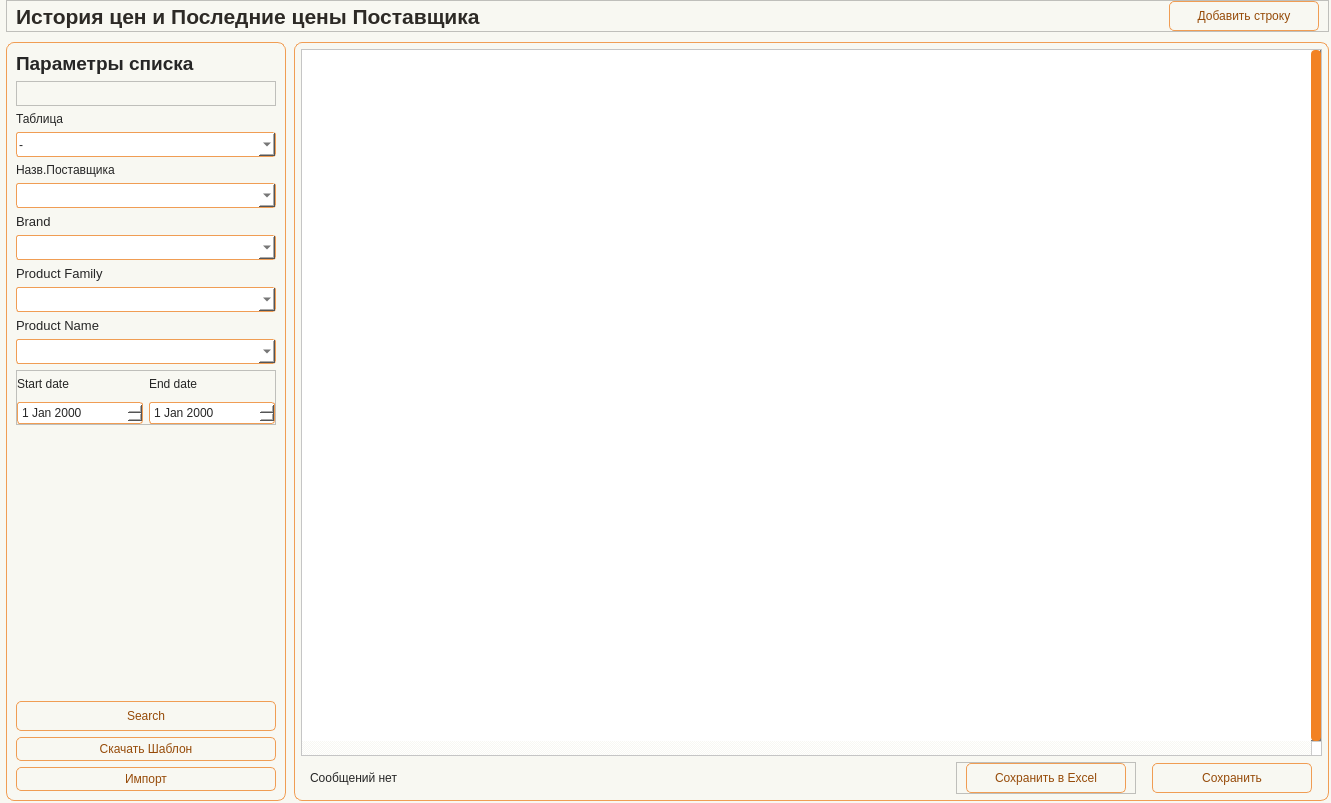
Old version of the form app/ui/windows/price_history.ui in the repository Masik84/Procurement_app.
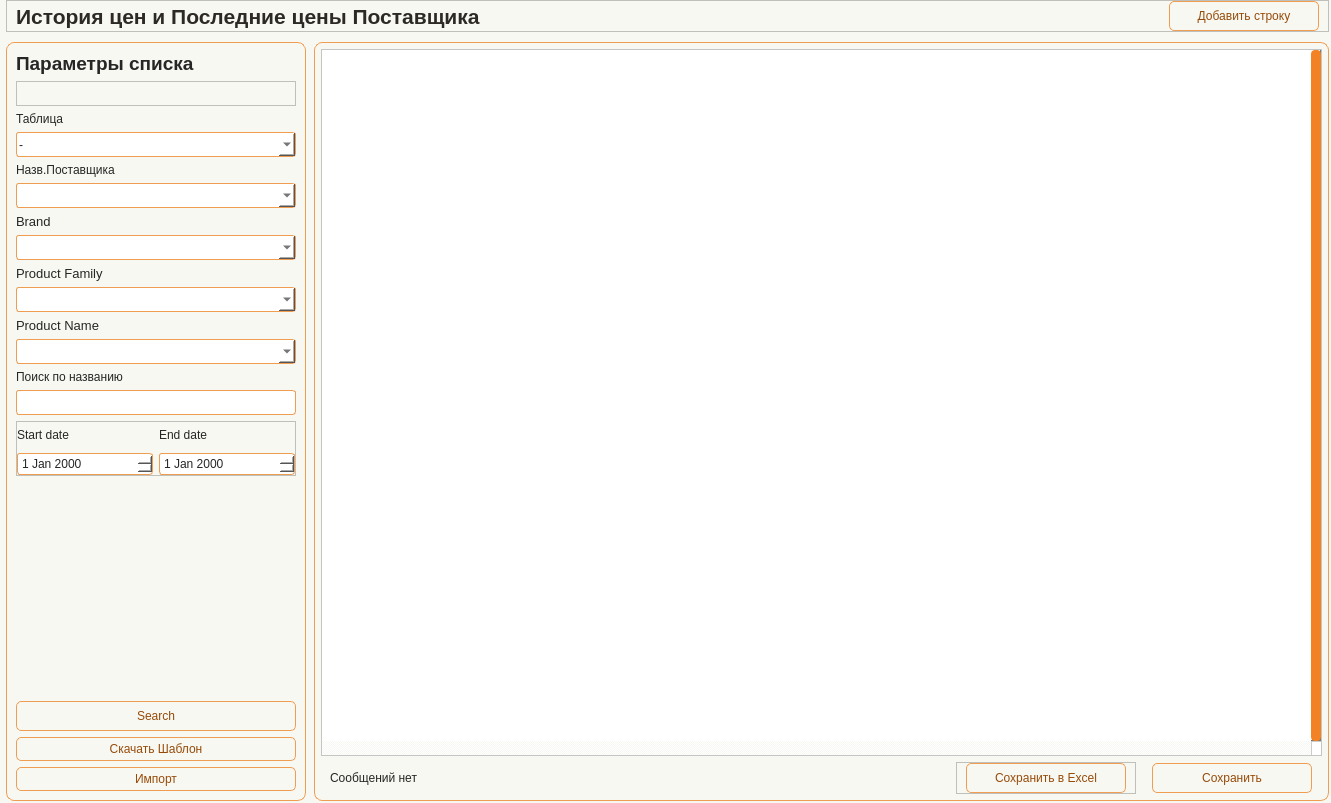
New version of the form. Icons and pictures are not drawn.

What changed in the file:
```diff
--- a/app/ui/windows/price_history.ui
+++ b/app/ui/windows/price_history.ui
@@ -490,6 +490,29 @@
               </property>
              </widget>
             </item>
+            <item>
+             <widget class="QLabel" name="label_8">
+              <property name="text">
+               <string>Поиск по названию</string>
+              </property>
+             </widget>
+            </item>
+            <item>
+             <widget class="QLineEdit" name="line_NameSearch">
+              <property name="minimumSize">
+               <size>
+                <width>0</width>
+                <height>25</height>
+               </size>
+              </property>
+              <property name="maximumSize">
+               <size>
+                <width>16777215</width>
+                <height>25</height>
+               </size>
+              </property>
+             </widget>
+            </item>
             <item>
              <widget class="QFrame" name="frame_7">
               <property name="minimumSize">
@@ -523,26 +546,26 @@
                <property name="bottomMargin">
                 <number>0</number>
                </property>
-               <item row="0" column="0">
-                <widget class="QLabel" name="label_6">
-                 <property name="text">
-                  <string>Start date</string>
-                 </property>
-                </widget>
-               </item>
-               <item row="0" column="1">
-                <widget class="QLabel" name="label_7">
-                 <property name="text">
-                  <string>End date</string>
-                 </property>
-                </widget>
-               </item>
-               <item row="1" column="0">
+               <item row="3" column="0">
                 <widget class="QDateEdit" name="line_Start_date"/>
                </item>
-               <item row="1" column="1">
+               <item row="3" column="1">
                 <widget class="QDateEdit" name="line_End_date"/>
                </item>
+               <item row="2" column="1">
+                <widget class="QLabel" name="label_7">
+                 <property name="text">
+                  <string>End date</string>
+                 </property>
+                </widget>
+               </item>
+               <item row="2" column="0">
+                <widget class="QLabel" name="label_6">
+                 <property name="text">
+                  <string>Start date</string>
+                 </property>
+                </widget>
+               </item>
               </layout>
              </widget>
             </item>
```
